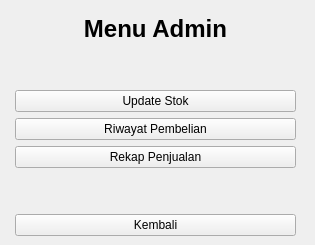
Old version of the form layout/menu_admin.ui in the repository Riakristi/project-akhir-PROL.
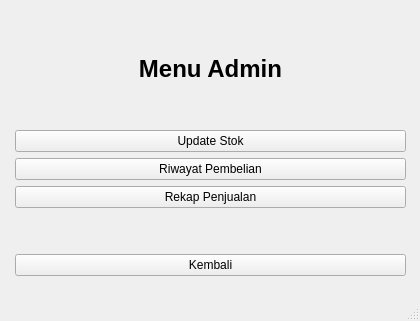
New version of the form.

Commit message: update widget window ke main window

Patch:
```diff
--- a/layout/menu_admin.ui
+++ b/layout/menu_admin.ui
@@ -1,25 +1,26 @@
 <?xml version="1.0" encoding="UTF-8"?>
 <ui version="4.0">
- <class>Form</class>
- <widget class="QWidget" name="Form">
+ <class>MainWindow</class>
+ <widget class="QMainWindow" name="MainWindow">
   <property name="geometry">
    <rect>
     <x>0</x>
     <y>0</y>
-    <width>315</width>
-    <height>245</height>
+    <width>420</width>
+    <height>321</height>
    </rect>
   </property>
   <property name="windowTitle">
    <string>Form</string>
   </property>
+  <widget class="QWidget" name="centralwidget">
   <widget class="QWidget" name="verticalLayoutWidget">
    <property name="geometry">
     <rect>
      <x>10</x>
      <y>10</y>
-     <width>291</width>
-     <height>231</height>
+      <width>401</width>
+      <height>271</height>
     </rect>
    </property>
    <layout class="QVBoxLayout" name="verticalLayout">
@@ -35,6 +36,19 @@
     <property name="bottomMargin">
      <number>5</number>
     </property>
+     <item>
+      <spacer name="verticalSpacer_3">
+       <property name="orientation">
+        <enum>Qt::Vertical</enum>
+       </property>
+       <property name="sizeHint" stdset="0">
+        <size>
+         <width>20</width>
+         <height>40</height>
+        </size>
+       </property>
+      </spacer>
+     </item>
     <item>
      <widget class="QLabel" name="labelNama">
       <property name="font">
@@ -108,6 +122,18 @@
     </item>
    </layout>
   </widget>
+  </widget>
+  <widget class="QMenuBar" name="menubar">
+   <property name="geometry">
+    <rect>
+     <x>0</x>
+     <y>0</y>
+     <width>420</width>
+     <height>18</height>
+    </rect>
+   </property>
+  </widget>
+  <widget class="QStatusBar" name="statusbar"/>
  </widget>
  <resources/>
  <connections/>
```
Left out of the diff: 2 changed lines with no effect on the pictures. Lines whose indentation alone changed are shown as unchanged. The commit also changes 17 other files.
